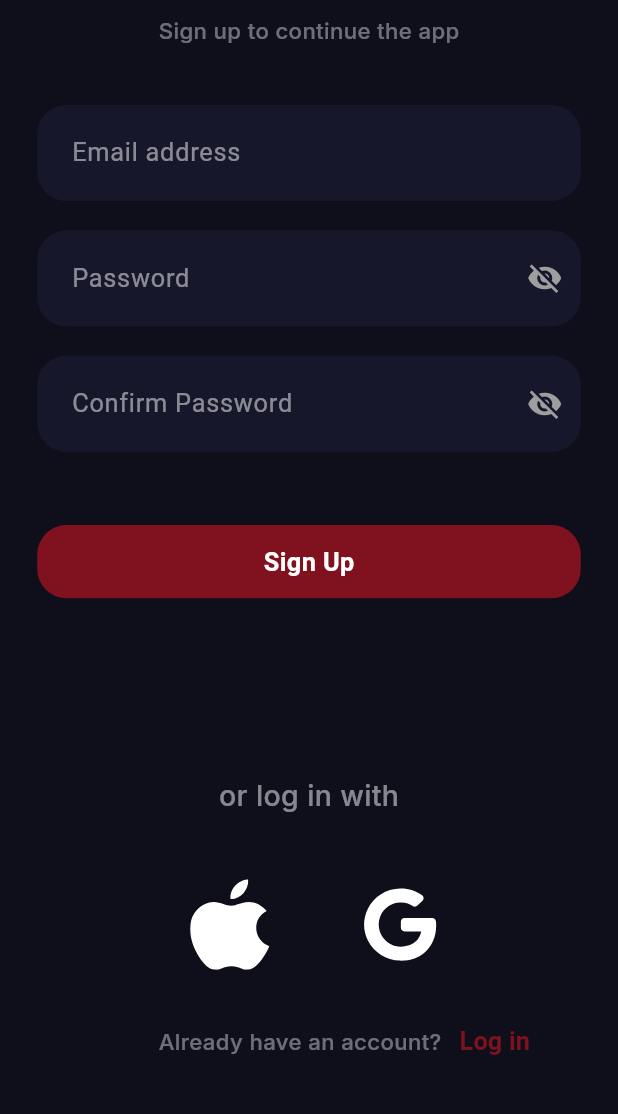
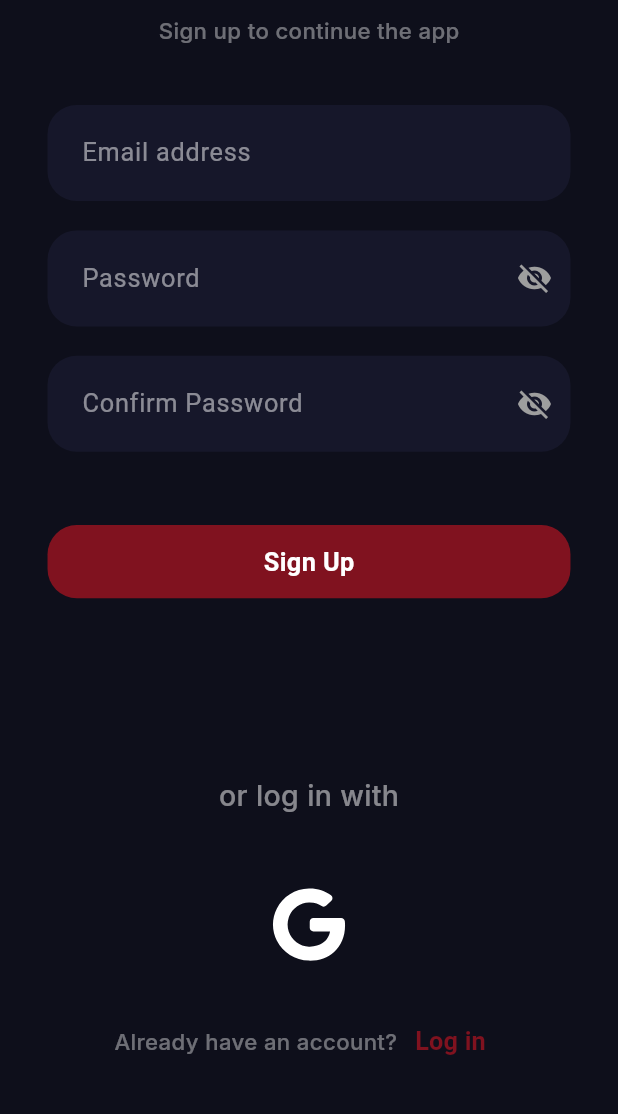
Before and after one commit to Zubi1001/analects, a Flutter app: the SignUpPage screen opened directly, on a phone screen of 412 x 824 dp, the part 83-1197 px from its top. Run offline on Flutter 3.47's test engine with Material 2 defaults, Android fonts, the phone set to English and light mode, and no system bars; our stand-ins replace cached_network_image, cloud_firestore, dropdown_button2, email_validator, firebase_auth, firebase_core and 15 more; missing offline and left inert: algolia, audio_session, flutter_sound, pull_down_button, reaction_askany; accounts and stored records are empty; network calls fail.

Commit message:
Minor Modification

```diff
--- a/lib/app/modules/auth/login_page.dart
+++ b/lib/app/modules/auth/login_page.dart
@@ -137,7 +137,6 @@ class LoginPage extends StatelessWidget {
                                 ),
                               ),
                             );
-                            //  AuthService().sendPasswordResetEmail("");
                           },
                           child: Text(
                             "Forgot Password?",
@@ -168,9 +167,9 @@ class LoginPage extends StatelessWidget {
                       Row(
                         mainAxisAlignment: MainAxisAlignment.center,
                         children: [
-                          SvgPicture.asset(AppAssets.loginWithIPhone,
-                              width: 50.w),
-                          SizedBox(width: 50.w),
+                          // SvgPicture.asset(AppAssets.loginWithIPhone,
+                          //     width: 50.w),
+                          // SizedBox(width: 50.w),
                           InkWell(
                               onTap: () => authService.signInWithGoogle(),
                               child: SvgPicture.asset(AppAssets.loginWithGoogle,
@@ -189,7 +188,6 @@ class LoginPage extends StatelessWidget {
                             text: 'Sign Up',
                             textStyle: AppTypography.specialTextStyle,
                             onPressed: () {
-                              //here we will navigate to the sign up page.
                               Get.to(() => SignUpPage());
                             },
                           ),
--- a/lib/app/modules/auth/sign_up_page.dart
+++ b/lib/app/modules/auth/sign_up_page.dart
@@ -24,7 +24,10 @@ class SignUpPage extends StatelessWidget {
             key: _fromKey,
             child: SingleChildScrollView(
               child: Center(
-                child: Column(children: [
+                child: Padding(
+                  padding:  EdgeInsets.symmetric(horizontal: 30.w),
+                  child: Column(
+                    children: [
                     SizedBox(
                       height: 20.h,
                     ),
@@ -123,10 +126,11 @@ class SignUpPage extends StatelessWidget {
                     ),
                     SizedBox(height: 40.h),
                     Row(
+                      mainAxisAlignment: MainAxisAlignment.center,
                       children: [
-                      SizedBox(width: 120.w),
-                      SvgPicture.asset(AppAssets.loginWithIPhone, width: 50.w),
-                      SizedBox(width: 50.w),
+                        // SizedBox(width: 120.w),
+                        // SvgPicture.asset(AppAssets.loginWithIPhone, width: 50.w),
+                        // SizedBox(width: 50.w),
                         InkWell(
                             onTap: () => authService.signInWithGoogle(),
                             child: SvgPicture.asset(AppAssets.loginWithGoogle,
@@ -134,8 +138,7 @@ class SignUpPage extends StatelessWidget {
                       ],
                     ),
                     SizedBox(height: 20.h),
-                  Row(children: [
-                    SizedBox(width: 100.w),
+                    Row(mainAxisAlignment: MainAxisAlignment.center, children: [
                       Text(
                         "Already have an account?",
                         style: AppTypography.kLight14,
@@ -153,6 +156,7 @@ class SignUpPage extends StatelessWidget {
             ),
           ),
         ),
+      ),
     );
   }
 }
```
Lines whose indentation alone changed are shown as unchanged.
